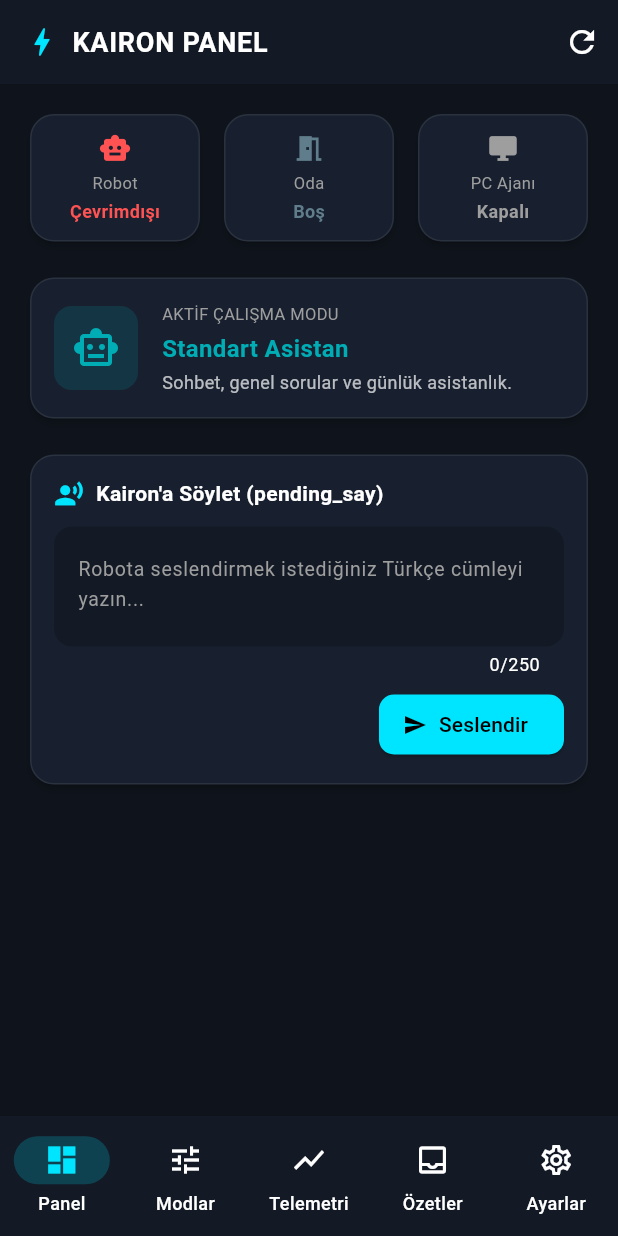
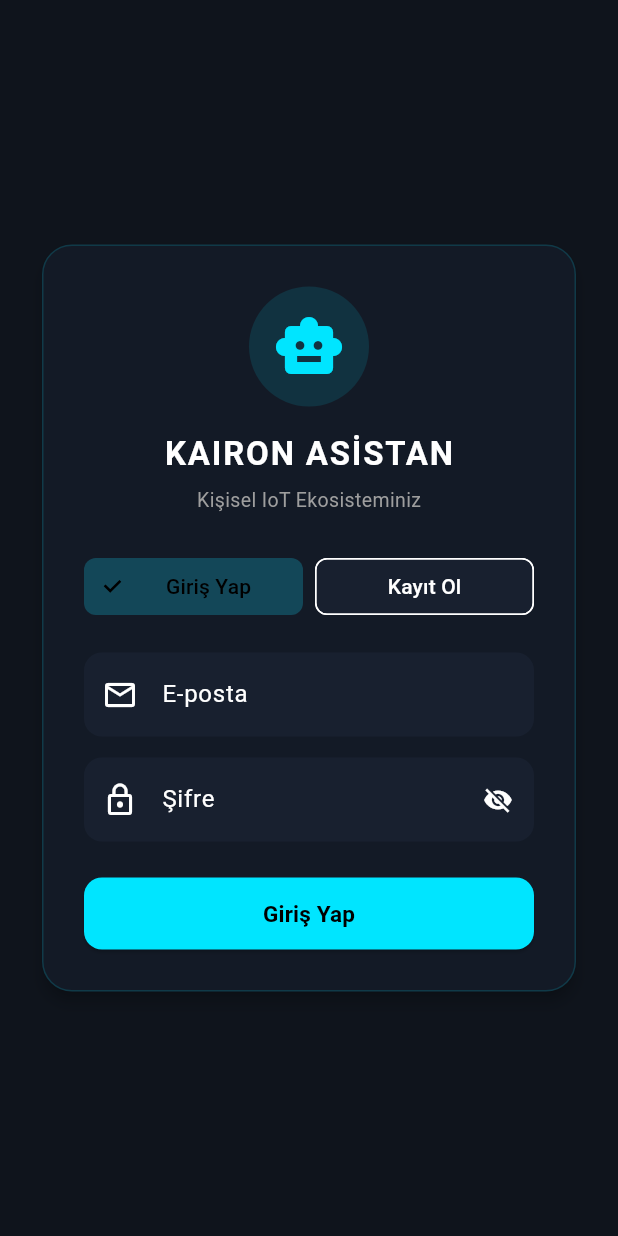
Before and after one commit to Nazarali23/Kairon, a Flutter app: the screen it shows after launch, on a phone screen of 412 x 824 dp. Run offline on Flutter 3.47's test engine with Material 3 defaults, Android fonts, the phone set to English and light mode, and no system bars; our stand-ins replace supabase_flutter; accounts and stored records are empty.

Commit message:
feat: Kullanici hesabi (Auth) ve QR/PIN cihaz sahipligi (Device Claiming) mimarisi eklendi

```diff
--- a/mobil-flutter/lib/core/config.dart
+++ b/mobil-flutter/lib/core/config.dart
@@ -1,12 +1,14 @@
 /// KaironMobile Supabase Yapılandırması
-/// Gerçek anahtarları buraya ekleyebilir veya yerel ortamdan okuyabilirsiniz.
 class AppConfig {
-  static const String supabaseUrl = 'https://your-project.supabase.co';
-  static const String supabaseAnonKey = 'your-anon-key';
+  static const String supabaseUrl = 'https://qwvkgxyjjbuslzbaervr.supabase.co';
+  static const String supabaseAnonKey =
+      'eyJhbGciOiJIUzI1NiIsInR5cCI6IkpXVCJ9.'
+      'eyJpc3MiOiJzdXBhYmFzZSIsInJlZiI6InF3dmtneHlqamJ1c2x6YmFlcnZyIiwicm9sZSI6Im'
+      'Fub24iLCJpYXQiOjE3OTM2MjY1MTUsImV4cCI6MjEwOTIwMjUxNX0.'
+      'JblAqF00gYoJGDqxHaErj7DRGMOOJTEqyHiJwTbHqgw';
 
   static bool get isConfigured =>
-      supabaseUrl != 'https://your-project.supabase.co' &&
-      supabaseAnonKey != 'your-anon-key' &&
       supabaseUrl.isNotEmpty &&
-      supabaseAnonKey.isNotEmpty;
+      supabaseAnonKey.isNotEmpty &&
+      !supabaseUrl.contains('your-project');
 }
--- /dev/null
+++ b/mobil-flutter/lib/features/auth/login_screen.dart
@@ -0,0 +1,207 @@
+import 'package:flutter/material.dart';
+import 'package:provider/provider.dart';
+import '../../services/auth_service.dart';
+
+class LoginScreen extends StatefulWidget {
+  const LoginScreen({super.key});
+
+  @override
+  State<LoginScreen> createState() => _LoginScreenState();
+}
+
+class _LoginScreenState extends State<LoginScreen> {
+  final _emailController = TextEditingController();
+  final _passwordController = TextEditingController();
+  bool _isSignUp = false;
+  bool _obscurePassword = true;
+
+  @override
+  void dispose() {
+    _emailController.dispose();
+    _passwordController.dispose();
+    super.dispose();
+  }
+
+  void _handleSubmit() async {
+    final email = _emailController.text.trim();
+    final password = _passwordController.text.trim();
+
+    if (email.isEmpty || password.isEmpty) {
+      ScaffoldMessenger.of(context).showSnackBar(
+        const SnackBar(content: Text('Lütfen e-posta ve şifrenizi girin.')),
+      );
+      return;
+    }
+
+    if (password.length < 6) {
+      ScaffoldMessenger.of(context).showSnackBar(
+        const SnackBar(content: Text('Şifre en az 6 karakter olmalıdır.')),
+      );
+      return;
+    }
+
+    final auth = context.read<AuthService>();
+    bool success;
+
+    if (_isSignUp) {
+      success = await auth.signUp(email, password);
+    } else {
+      success = await auth.signIn(email, password);
+    }
+
+    if (!success && mounted) {
+      ScaffoldMessenger.of(context).showSnackBar(
+        SnackBar(
+          backgroundColor: Colors.redAccent,
+          content: Text(auth.errorMessage ?? 'İşlem başarısız.'),
+        ),
+      );
+    }
+  }
+
+  @override
+  Widget build(BuildContext context) {
+    final auth = context.watch<AuthService>();
+
+    return Scaffold(
+      body: Center(
+        child: SingleChildScrollView(
+          padding: const EdgeInsets.all(24),
+          child: ConstrainedBox(
+            constraints: const BoxConstraints(maxWidth: 420),
+            child: Card(
+              color: const Color(0xFF131A26),
+              elevation: 4,
+              shape: RoundedRectangleBorder(
+                borderRadius: BorderRadius.circular(20),
+                side: BorderSide(color: const Color(0xFF00E5FF).withAlpha(40)),
+              ),
+              child: Padding(
+                padding: const EdgeInsets.all(28),
+                child: Column(
+                  mainAxisSize: MainAxisSize.min,
+                  children: [
+                    // Robot İkonu ve Başlık
+                    Container(
+                      padding: const EdgeInsets.all(16),
+                      decoration: BoxDecoration(
+                        color: const Color(0xFF00E5FF).withAlpha(30),
+                        shape: BoxShape.circle,
+                      ),
+                      child: const Icon(Icons.smart_toy, size: 48, color: Color(0xFF00E5FF)),
+                    ),
+                    const SizedBox(height: 16),
+                    const Text(
+                      'KAIRON ASİSTAN',
+                      style: TextStyle(
+                        fontSize: 22,
+                        fontWeight: FontWeight.bold,
+                        letterSpacing: 1.2,
+                        color: Colors.white,
+                      ),
+                    ),
+                    const SizedBox(height: 6),
+                    const Text(
+                      'Kişisel IoT Ekosisteminiz',
+                      style: TextStyle(fontSize: 13, color: Colors.grey),
+                    ),
+                    const SizedBox(height: 24),
+
+                    // Sekme Butonları (Giriş / Kayıt)
+                    Row(
+                      children: [
+                        Expanded(
+                          child: ChoiceChip(
+                            label: const Center(child: Text('Giriş Yap')),
+                            selected: !_isSignUp,
+                            selectedColor: const Color(0xFF00E5FF).withAlpha(50),
+                            onSelected: (val) => setState(() => _isSignUp = false),
+                          ),
+                        ),
+                        const SizedBox(width: 8),
+                        Expanded(
+                          child: ChoiceChip(
+                            label: const Center(child: Text('Kayıt Ol')),
+                            selected: _isSignUp,
+                            selectedColor: const Color(0xFF00E5FF).withAlpha(50),
+                            onSelected: (val) => setState(() => _isSignUp = true),
+                          ),
+                        ),
+                      ],
+                    ),
+                    const SizedBox(height: 20),
+
+                    // E-posta Girişi
+                    TextField(
+                      controller: _emailController,
+                      keyboardType: TextInputType.emailAddress,
+                      decoration: InputDecoration(
+                        labelText: 'E-posta',
+                        prefixIcon: const Icon(Icons.email_outlined),
+                        filled: true,
+                        fillColor: const Color(0xFF18202F),
+                        border: OutlineInputBorder(
+                          borderRadius: BorderRadius.circular(12),
+                          borderSide: BorderSide.none,
+                        ),
+                      ),
+                    ),
+                    const SizedBox(height: 14),
+
+                    // Şifre Girişi
+                    TextField(
+                      controller: _passwordController,
+                      obscureText: _obscurePassword,
+                      decoration: InputDecoration(
+                        labelText: 'Şifre',
+                        prefixIcon: const Icon(Icons.lock_outline),
+                        suffixIcon: IconButton(
+                          icon: Icon(
+                            _obscurePassword ? Icons.visibility_off : Icons.visibility,
+                            size: 20,
+                          ),
+                          onPressed: () => setState(() => _obscurePassword = !_obscurePassword),
+                        ),
+                        filled: true,
+                        fillColor: const Color(0xFF18202F),
+                        border: OutlineInputBorder(
+                          borderRadius: BorderRadius.circular(12),
+                          borderSide: BorderSide.none,
+                        ),
+                      ),
+                    ),
+                    const SizedBox(height: 24),
+
+                    // Gönder Butonu
+                    SizedBox(
+                      width: double.infinity,
+                      height: 48,
+                      child: ElevatedButton(
+                        onPressed: auth.isLoading ? null : _handleSubmit,
+                        style: ElevatedButton.styleFrom(
+                          backgroundColor: const Color(0xFF00E5FF),
+                          foregroundColor: Colors.black,
+                          shape: RoundedRectangleBorder(borderRadius: BorderRadius.circular(12)),
+                        ),
+                        child: auth.isLoading
+                            ? const SizedBox(
+                                width: 22,
+                                height: 22,
+                                child: CircularProgressIndicator(strokeWidth: 2, color: Colors.black),
+                              )
+                            : Text(
+                                _isSignUp ? 'Hesap Oluştur' : 'Giriş Yap',
+                                style: const TextStyle(fontSize: 15, fontWeight: FontWeight.bold),
+                              ),
+                      ),
+                    ),
+                  ],
+                ),
+              ),
+            ),
+          ),
+        ),
+      ),
+    );
+  }
+}
--- a/mobil-flutter/lib/main.dart
+++ b/mobil-flutter/lib/main.dart
@@ -4,7 +4,9 @@ import 'package:supabase_flutter/supabase_flutter.dart';
 
 import 'core/config.dart';
 import 'core/theme.dart';
+import 'services/auth_service.dart';
 import 'services/supabase_service.dart';
+import 'features/auth/login_screen.dart';
 import 'features/dashboard/dashboard_screen.dart';
 import 'features/modes/modes_screen.dart';
 import 'features/telemetry/telemetry_screen.dart';
@@ -31,15 +33,29 @@ class KaironApp extends StatelessWidget {
   Widget build(BuildContext context) {
     return MultiProvider(
       providers: [
+        ChangeNotifierProvider(create: (_) => AuthService()),
         ChangeNotifierProvider(create: (_) => SupabaseService()),
       ],
       child: MaterialApp(
         title: 'Kairon Mobile',
         debugShowCheckedModeBanner: false,
         theme: AppTheme.darkTheme,
-        home: const MainNavigationShell(),
+        home: const AuthGate(),
       ),
     );
+  }
+}
+
+class AuthGate extends StatelessWidget {
+  const AuthGate({super.key});
+
+  @override
+  Widget build(BuildContext context) {
+    final auth = context.watch<AuthService>();
+    if (!auth.isAuthenticated) {
+      return const LoginScreen();
+    }
+    return const MainNavigationShell();
   }
 }
 
```
Also changed, not shown: mobil-flutter/lib/features/dashboard/dashboard_screen.dart (+13 -0 lines), mobil-flutter/lib/features/pairing/pairing_dialog.dart (added, +146 -0 lines), mobil-flutter/lib/services/auth_service.dart (added, +143 -0 lines), 6 other files.
